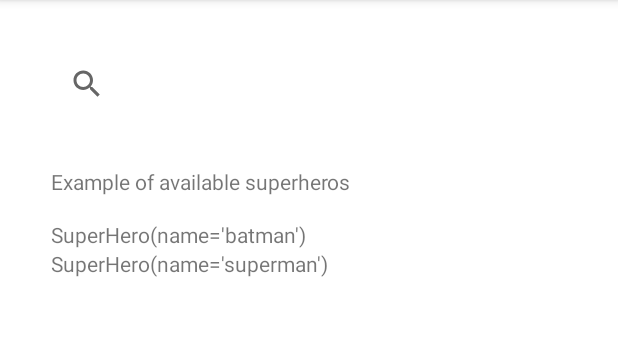
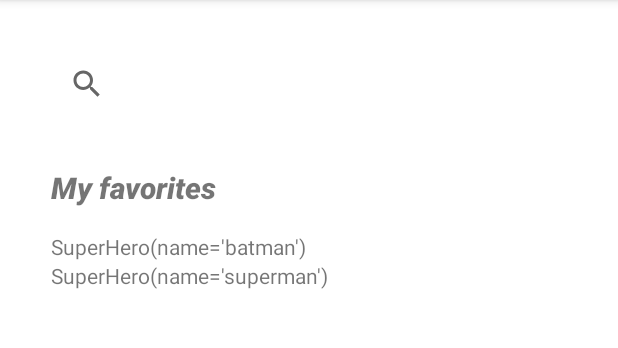
Before and after one commit to LimseDanlove/PAM-F5-Remack-Bachelard, an Android app: the screen it shows after launch (MainActivity), on a phone screen of 412 x 824 dp, the part 84-432 px from its top. Run offline under Robolectric (Android 15) with nearby library versions, the phone set to English and light mode, and no system bars; network calls fail; 1 statement that could not run was skipped.

Commit message:
:sparkles: Finishing Activity Main design

```diff
--- a/app/src/main/res/layout/activity_main.xml
+++ b/app/src/main/res/layout/activity_main.xml
@@ -21,7 +21,11 @@
         android:layout_width="wrap_content"
         android:layout_height="wrap_content"
         android:layout_marginTop="32dp"
+        android:fontFamily="sans-serif-black"
         android:text="@string/title_list"
+        android:textSize="20sp"
+        android:textStyle="italic"
+        android:typeface="normal"
         app:layout_constraintStart_toStartOf="@+id/searchView"
         app:layout_constraintTop_toBottomOf="@+id/searchView" />
 
--- a/app/src/main/res/values/strings.xml
+++ b/app/src/main/res/values/strings.xml
@@ -2,5 +2,5 @@
     <string name="app_name">Superherodex</string>
     <!-- TODO: Remove or change this placeholder text -->
 
-    <string name="title_list">Example of available superheros</string>
+    <string name="title_list">My favorites</string>
 </resources>
```
